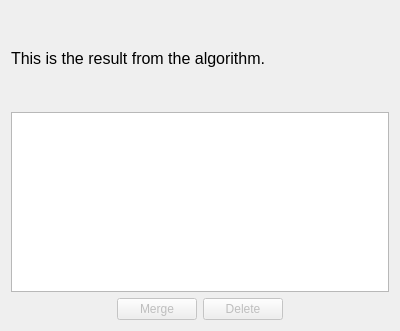
Before: the Qt Designer form core/panel/run_Path_Solving_listbox.ui in KmolYuan/Pyslvs-UI, drawn with Qt 5.
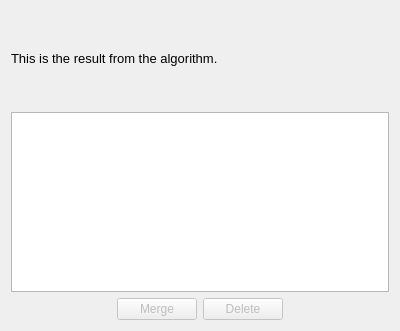
After: the same form once the commit is applied.

The edit to the form file:
```diff
--- a/core/panel/run_Path_Solving_listbox.ui
+++ b/core/panel/run_Path_Solving_listbox.ui
@@ -17,7 +17,7 @@
    <item>
     <widget class="QLabel" name="label">
      <property name="text">
-      <string>&lt;html&gt;&lt;head/&gt;&lt;body&gt;&lt;p&gt;&lt;span style=&quot; font-size:12pt;&quot;&gt;This is the result from the algorithm.&lt;/span&gt;&lt;/p&gt;&lt;/body&gt;&lt;/html&gt;</string>
+      <string>&lt;html&gt;&lt;head/&gt;&lt;body&gt;&lt;p&gt;&lt;span style=&quot; font-size:10pt;&quot;&gt;This is the result from the algorithm.&lt;/span&gt;&lt;/p&gt;&lt;/body&gt;&lt;/html&gt;</string>
      </property>
     </widget>
    </item>
```
Left out of the diff: 2 changed lines with no effect on the pictures.
